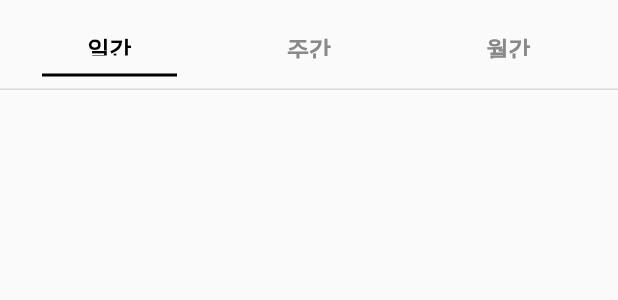
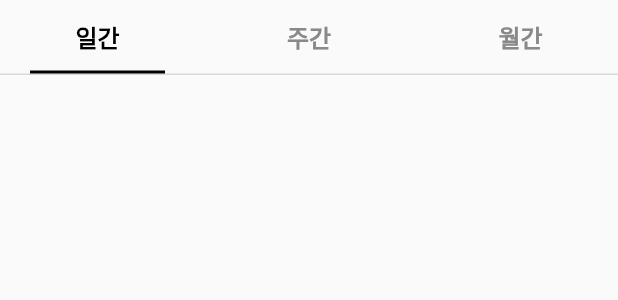
Before and after one commit to Geumpumta/Geumpumta-Frontend, a Flutter app: the PerDayOrWeekOrMonth widget shown alone on an empty page, opened directly, on a phone screen of 412 x 824 dp. Shown: the top 300 px of the screen. Run offline on Flutter 3.47's test engine with Material 3 defaults, Android fonts, the phone set to English and light mode, and no system bars; our stand-ins replace dio, flutter_riverpod, flutter_secure_storage, percent_indicator; missing offline and left inert: flutter_web_auth_2; accounts and stored records are empty.

Commit message:
style: 버튼 여백 부모 크기에 딱 맞게 수정 ( #9 )

```diff
--- a/lib/screens/ranking/widgets/custom_select_button.dart
+++ b/lib/screens/ranking/widgets/custom_select_button.dart
@@ -18,9 +18,11 @@ class CustomSelectButton extends StatelessWidget {
       style: TextButton.styleFrom(
         overlayColor: Colors.transparent,
         splashFactory: NoSplash.splashFactory,
+        padding: EdgeInsets.zero,
       ),
       onPressed: onClick,
       child: Container(
+        height: double.infinity,
         width: 90,
         alignment: Alignment.center,
         padding: EdgeInsets.symmetric(vertical: 12, horizontal: 20),
--- a/lib/screens/ranking/widgets/per_day_or_week_or_month.dart
+++ b/lib/screens/ranking/widgets/per_day_or_week_or_month.dart
@@ -29,7 +29,7 @@ class _PerDayOrWeekOrMonthState extends State<PerDayOrWeekOrMonth> {
   @override
   Widget build(BuildContext context) {
     return Container(
-      height: 60,
+      height: 50,
       padding: EdgeInsets.symmetric(horizontal: 20),
       decoration: BoxDecoration(
         border: Border(bottom: BorderSide(width: 1, color: Color(0xFFD9D9D9))),
@@ -37,7 +37,7 @@ class _PerDayOrWeekOrMonthState extends State<PerDayOrWeekOrMonth> {
       width: double.infinity,
       child: Row(
         mainAxisAlignment: MainAxisAlignment.spaceBetween,
-        crossAxisAlignment: CrossAxisAlignment.center,
+        crossAxisAlignment: CrossAxisAlignment.stretch,
         children: [
           CustomSelectButton(
             onClick: () {
```
